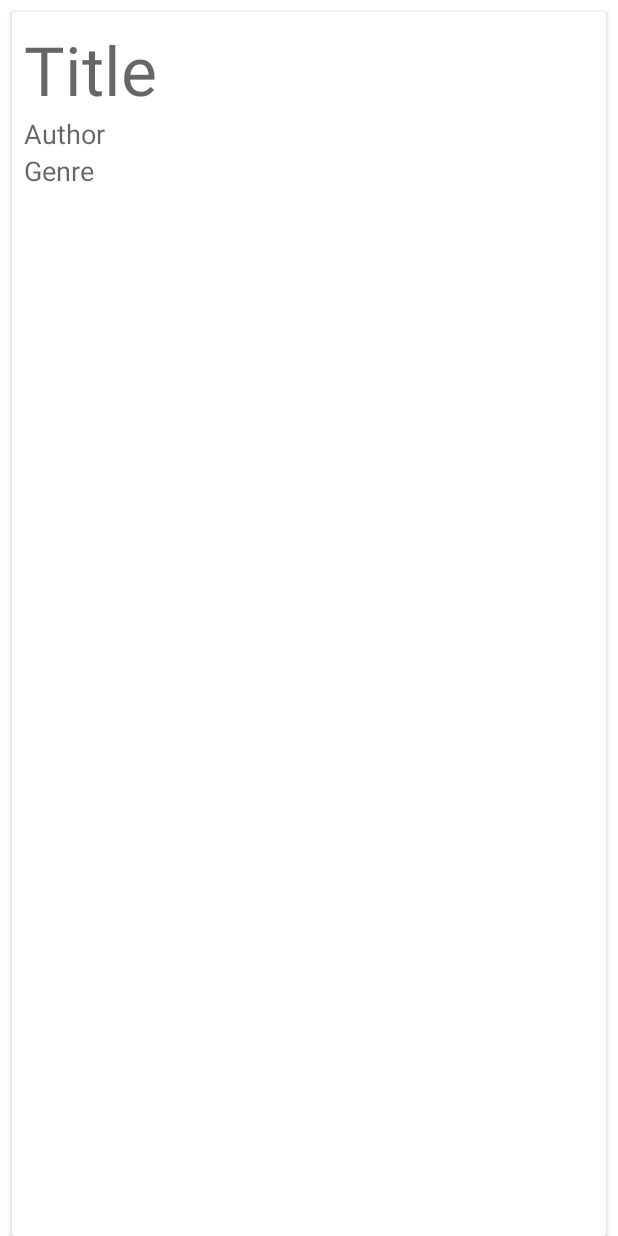
After one commit to GassiGiuseppe/alexandria, an Android app: the layout entry_card_item.xml on its own in the app's theme, with its tools: preview values and no code run, on a phone screen of 412 x 824 dp. The commit adds this screen. Run offline under Robolectric (Android 15) with nearby library versions, the phone set to English and light mode, and no system bars.

Commit message:
CardView specification

```diff
--- /dev/null
+++ b/app/src/main/res/layout/entry_card_item.xml
@@ -0,0 +1,59 @@
+<?xml version="1.0" encoding="utf-8"?>
+<androidx.cardview.widget.CardView xmlns:android="http://schemas.android.com/apk/res/android"
+    android:layout_width="match_parent"
+    android:layout_height="match_parent"
+    android:layout_marginEnd="8dp"
+    android:layout_marginStart="8dp"
+    android:layout_marginTop="8dp">
+
+    <RelativeLayout
+        android:layout_width="wrap_content"
+        android:layout_height="wrap_content"
+        android:padding="8dp" >
+
+        <TextView
+            android:id="@+id/card_text_view_title"
+            android:layout_width="wrap_content"
+            android:layout_height="wrap_content"
+            android:layout_alignParentStart="true"
+            android:text="@string/cardview_title"
+            android:textAppearance="@style/TextAppearance.AppCompat.Display2"
+            android:ellipsize="end">
+        </TextView>
+
+        <TextView
+            android:id="@+id/card_text_view_author"
+            android:layout_width="wrap_content"
+            android:layout_height="wrap_content"
+            android:layout_below="@id/card_text_view_title"
+            android:layout_alignParentStart="true"
+            android:text="@string/cardview_author"
+            android:textAppearance="@style/TextAppearance.AppCompat.Medium"
+            android:ellipsize="end">
+        </TextView>
+
+        <TextView
+            android:id="@+id/card_text_view_genre"
+            android:layout_width="wrap_content"
+            android:layout_height="wrap_content"
+            android:layout_below="@+id/card_text_view_author"
+            android:layout_alignParentStart="true"
+            android:text="@string/cardview_genre"
+            android:textAppearance="@style/TextAppearance.AppCompat.Medium"
+            android:ellipsize="end">
+        </TextView>
+
+        <ImageView
+            android:id="@+id/card_image_view_cover"
+            android:layout_width="128dp"
+            android:layout_height="128dp"
+            android:layout_alignParentEnd="true">
+        </ImageView>
+
+
+
+    </RelativeLayout>
+
+
+
+</androidx.cardview.widget.CardView>
--- a/app/src/main/res/values/strings.xml
+++ b/app/src/main/res/values/strings.xml
@@ -7,4 +7,7 @@
     <string name="titlebar_menu_credits">Credits</string>
     <string name="titlebar_menu_settings">Settings</string>
     <string name="titlebar_menu_search">Search</string>
+    <string name="cardview_title">Title</string>
+    <string name="cardview_author">Author</string>
+    <string name="cardview_genre">Genre</string>
 </resources>
```
